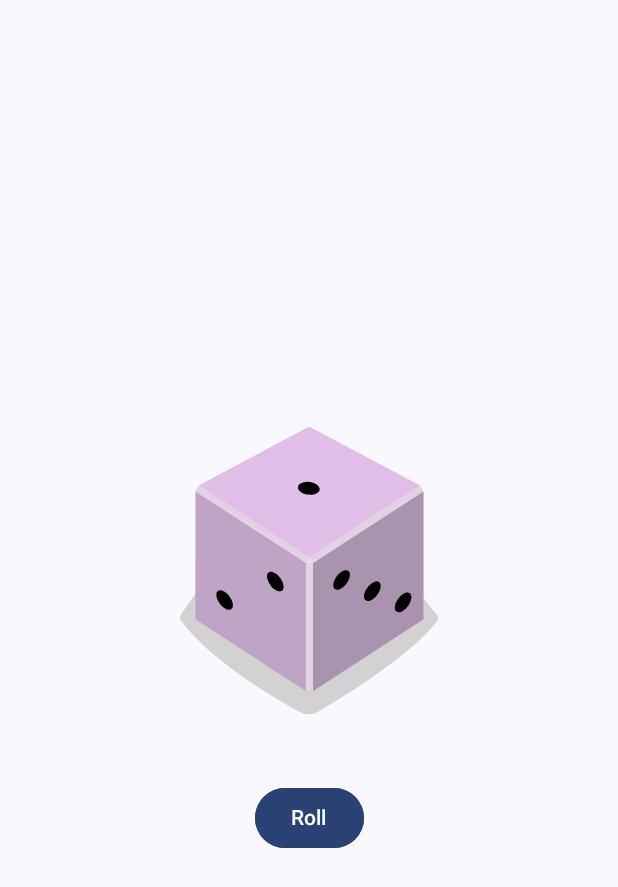
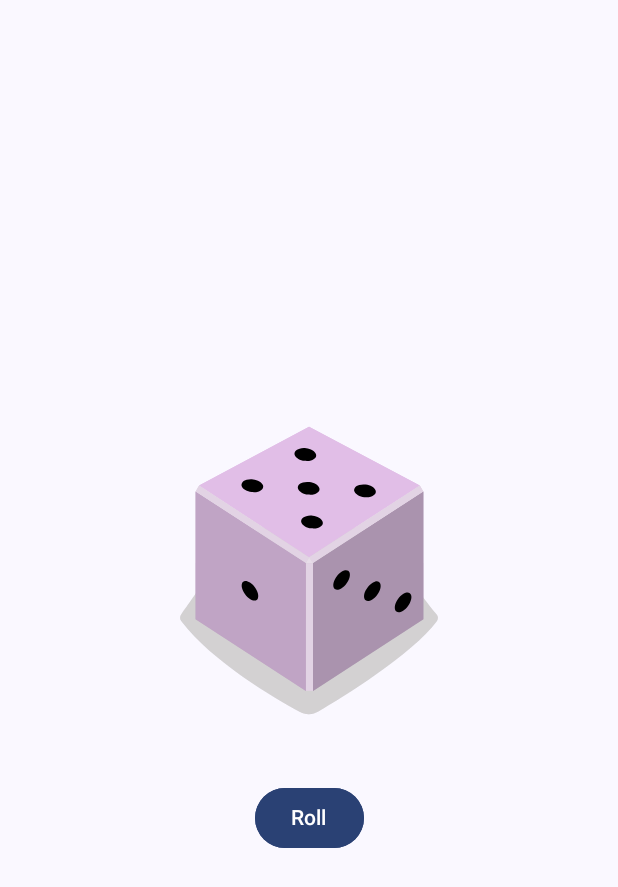
Before and after one commit to luci649/Andriod-Apps, an Android app built with Jetpack Compose: the screen it shows after launch (MainActivity), after a tap on "Roll", on a phone screen of 412 x 824 dp. Shown: the top 887 px of the screen. Run offline under Robolectric (Android 15) with nearby library versions, the phone set to English and light mode, and no system bars.

Commit message:
Created logic for variable result retaining it's value after recomposition. Created condition statement that assigns the corresponding image based on given randomly generated number. The imageResource is passed to the painterResource and result is passed as a string to contentDescription.

```diff
--- a/DiceRoller/app/src/main/java/com/example/diceroller/MainActivity.kt
+++ b/DiceRoller/app/src/main/java/com/example/diceroller/MainActivity.kt
@@ -14,6 +14,10 @@ import androidx.compose.material3.MaterialTheme
 import androidx.compose.material3.Surface
 import androidx.compose.material3.Text
 import androidx.compose.runtime.Composable
+import androidx.compose.runtime.getValue
+import androidx.compose.runtime.setValue
+import androidx.compose.runtime.mutableStateOf
+import androidx.compose.runtime.remember
 import androidx.compose.ui.Alignment
 import androidx.compose.ui.Modifier
 import androidx.compose.ui.res.painterResource
@@ -45,16 +49,25 @@ class MainActivity : ComponentActivity() {
 
 @Composable
 fun DiceWithButtonAndImage(modifier: Modifier = Modifier) {
+    var result by remember { mutableStateOf(1)}
+    val imageResource = when (result){
+        1 -> R.drawable.dice_1
+        2 -> R.drawable.dice_2
+        3 -> R.drawable.dice_3
+        4 -> R.drawable.dice_4
+        5 -> R.drawable.dice_5
+        else -> R.drawable.dice_6
+    }
     Column(
         modifier = modifier,
         horizontalAlignment = Alignment.CenterHorizontally
     ) {
         Image(
-            painter = painterResource(R.drawable.dice_1),
-            contentDescription = "1"
+            painter = painterResource(imageResource),
+            contentDescription = result.toString()
         )
         Spacer(modifier = Modifier.height(16.dp))
-        Button(onClick = { /*TODO*/ }) {
+        Button(onClick = { result = (1..6).random() }) {
             Text(stringResource(R.string.roll))
         }
     }
```
